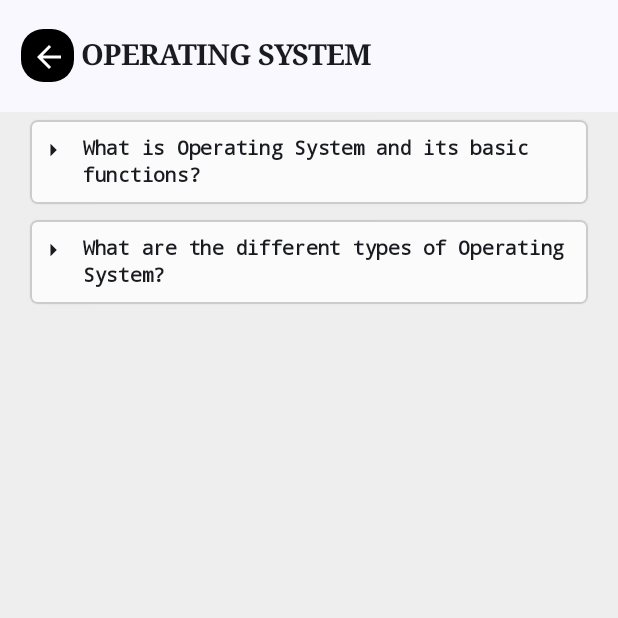
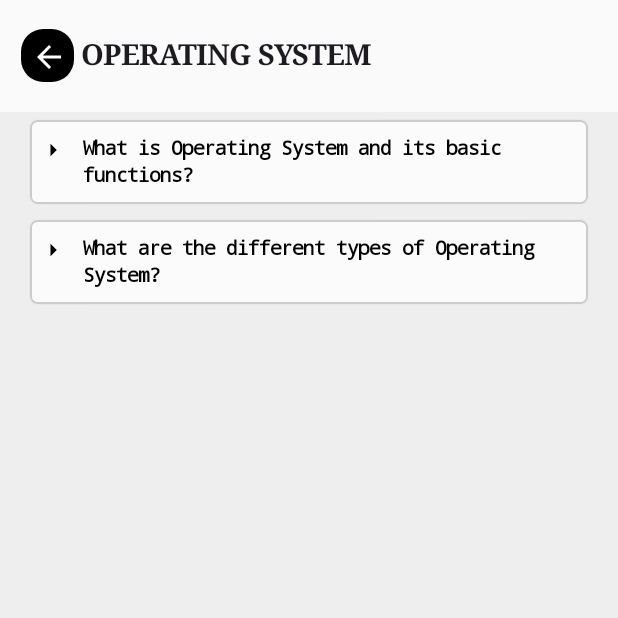
Before and after one commit to shahdharman/CoreGPTApplication, an Android app built with Jetpack Compose: the TopicScreen screen opened through its navigation route, after a tap on "OPERATING", on a phone screen of 412 x 824 dp, the top half of it. Run offline under Robolectric (Android 15) with nearby library versions, the light colour scheme and no system bars; our stand-ins replace Dagger/Hilt's generated code; 2 statements that could not run were skipped.

Commit message:
Everything is functional. Now UI and little bugs are to fixed

```diff
--- a/app/src/main/java/com/example/coregpt/MainActivity.kt
+++ b/app/src/main/java/com/example/coregpt/MainActivity.kt
@@ -18,18 +18,10 @@ class MainActivity : ComponentActivity() {
     override fun onCreate(savedInstanceState: Bundle?) {
         super.onCreate(savedInstanceState)
         setContent {
-            CoreGPTTheme {
-                // A surface container using the 'background' color from the theme
-                Surface(
-                    modifier = Modifier.fillMaxSize(),
-                    color = MaterialTheme.colorScheme.background
-                ) {
 
-                    val coreViewModel = ViewModelProvider(this).get(CoreGPTViewModel::class.java) // For fragment
+            val coreViewModel = ViewModelProvider(this).get(CoreGPTViewModel::class.java) // For fragment
 
-                    StarApp(coreViewModel)
-                }
-            }
+            StarApp(coreViewModel)
         }
     }
 }
--- a/app/src/main/java/com/example/coregpt/screens/doubtScreens/DoubtChatScreen.kt
+++ b/app/src/main/java/com/example/coregpt/screens/doubtScreens/DoubtChatScreen.kt
@@ -146,7 +146,7 @@ fun DoubtRow(
                     Icon(
                         imageVector = Icons.Filled.Delete,
                         contentDescription = "Delete Chat",
-                        tint = Color.Red
+                        tint = Color.DarkGray
                     )
                 }
             }
```
